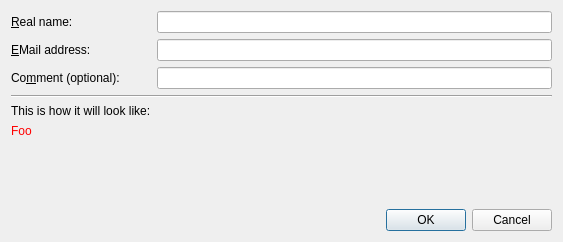
The window that dialogs/adduseriddialog.ui (sensama/kleopatra) describes before a commit, drawn with Qt 5.
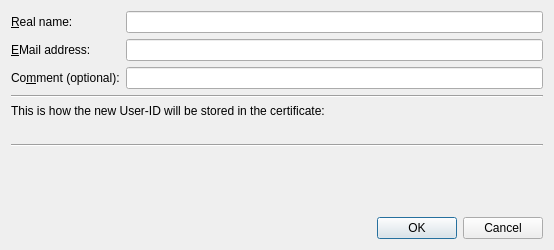
The same window after the commit.

Commit message: Better error strings, dialog layout

Diff of the .ui file:
```diff
--- a/dialogs/adduseriddialog.ui
+++ b/dialogs/adduseriddialog.ui
@@ -5,8 +5,8 @@
    <rect>
     <x>0</x>
     <y>0</y>
-    <width>563</width>
-    <height>242</height>
+    <width>554</width>
+    <height>250</height>
    </rect>
   </property>
   <property name="windowTitle" >
@@ -59,14 +59,14 @@
      </property>
     </widget>
    </item>
-   <item row="4" column="0" >
+   <item row="4" column="0" colspan="2" >
     <widget class="QLabel" name="label_4" >
      <property name="text" >
-      <string>This is how it will look like:</string>
+      <string>This is how the new User-ID will be stored in the certificate:</string>
      </property>
     </widget>
    </item>
-   <item row="7" column="0" colspan="2" >
+   <item row="9" column="0" colspan="2" >
     <spacer>
      <property name="orientation" >
       <enum>Qt::Vertical</enum>
@@ -79,31 +79,16 @@
      </property>
     </spacer>
    </item>
-   <item row="8" column="0" colspan="2" >
-    <widget class="QDialogButtonBox" name="buttonBox" >
-     <property name="orientation" >
-      <enum>Qt::Horizontal</enum>
-     </property>
-     <property name="standardButtons" >
-      <set>QDialogButtonBox::Cancel|QDialogButtonBox::Ok</set>
-     </property>
-    </widget>
-   </item>
-   <item row="4" column="1" >
-    <widget class="QLabel" name="resultLB" >
-     <property name="minimumSize" >
-      <size>
-       <width>300</width>
-       <height>0</height>
-      </size>
-     </property>
-     <property name="textFormat" >
-      <enum>Qt::PlainText</enum>
-     </property>
-    </widget>
-   </item>
-   <item row="6" column="0" colspan="2" >
+   <item row="12" column="0" colspan="2" >
+    <layout class="QHBoxLayout" name="horizontalLayout" >
+     <item>
     <widget class="QLabel" name="errorLB" >
+       <property name="sizePolicy" >
+        <sizepolicy vsizetype="Preferred" hsizetype="MinimumExpanding" >
+         <horstretch>0</horstretch>
+         <verstretch>0</verstretch>
+        </sizepolicy>
+       </property>
      <property name="palette" >
       <palette>
        <active>
@@ -141,8 +126,52 @@
        </disabled>
       </palette>
      </property>
-     <property name="text" >
-      <string>Foo</string>
+      </widget>
+     </item>
+     <item>
+      <widget class="QDialogButtonBox" name="buttonBox" >
+       <property name="sizePolicy" >
+        <sizepolicy vsizetype="Fixed" hsizetype="Fixed" >
+         <horstretch>0</horstretch>
+         <verstretch>0</verstretch>
+        </sizepolicy>
+       </property>
+       <property name="orientation" >
+        <enum>Qt::Horizontal</enum>
+       </property>
+       <property name="standardButtons" >
+        <set>QDialogButtonBox::Cancel|QDialogButtonBox::Ok</set>
+       </property>
+      </widget>
+     </item>
+    </layout>
+   </item>
+   <item row="6" column="0" colspan="2" >
+    <widget class="QLabel" name="resultLB" >
+     <property name="minimumSize" >
+      <size>
+       <width>300</width>
+       <height>0</height>
+      </size>
+     </property>
+     <property name="font" >
+      <font>
+       <weight>75</weight>
+       <bold>true</bold>
+      </font>
+     </property>
+     <property name="textFormat" >
+      <enum>Qt::PlainText</enum>
+     </property>
+     <property name="alignment" >
+      <set>Qt::AlignCenter</set>
+     </property>
+    </widget>
+   </item>
+   <item row="7" column="0" colspan="2" >
+    <widget class="Line" name="line_2" >
+     <property name="orientation" >
+      <enum>Qt::Horizontal</enum>
      </property>
     </widget>
    </item>
```
Lines whose indentation alone changed are shown as unchanged. The commit also changes 1 other file.
